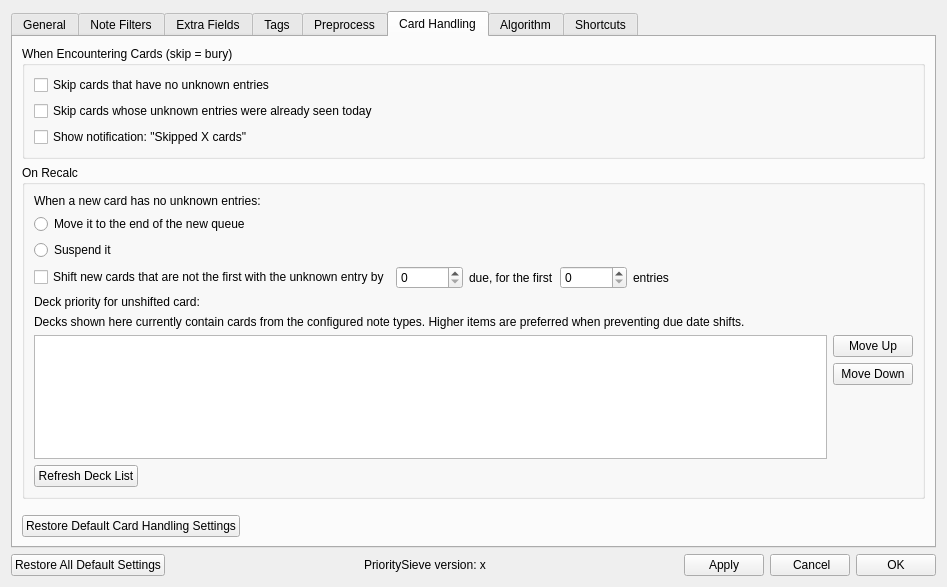
Old version of the form prioritysieve/ui/settings_dialog.ui in the repository travv0/prioritysieve.
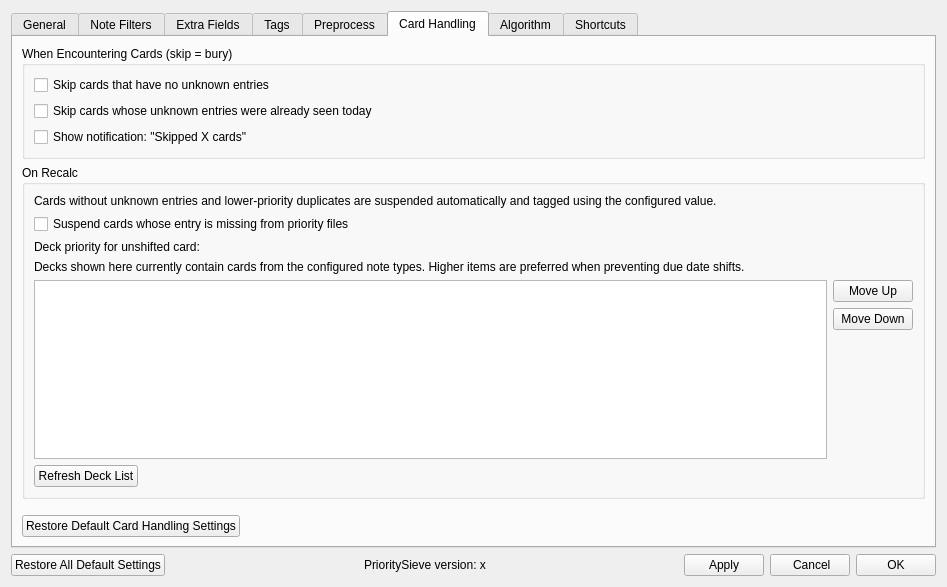
New version of the form. The open tabs and pages were chosen to show the change.

Commit message: Refine auto suspension handling

```diff
--- a/prioritysieve/ui/settings_dialog.ui
+++ b/prioritysieve/ui/settings_dialog.ui
@@ -876,80 +876,22 @@
            </property>
            <layout class="QVBoxLayout" name="verticalLayout_20">
             <item>
-             <layout class="QVBoxLayout" name="verticalLayout_knownEntryHandling">
-              <item>
-               <widget class="QLabel" name="label_knownEntryHandling">
-                <property name="text">
-                 <string>When a new card has no unknown entries:</string>
-                </property>
-               </widget>
-              </item>
-              <item>
-               <widget class="QRadioButton" name="knownEntryMoveRadioButton">
-                <property name="text">
-                 <string>Move it to the end of the new queue</string>
-                </property>
-               </widget>
-              </item>
-              <item>
-               <widget class="QRadioButton" name="knownEntrySuspendRadioButton">
-                <property name="text">
-                 <string>Suspend it</string>
-                </property>
-               </widget>
-              </item>
-             </layout>
+             <widget class="QLabel" name="autoSuspendBehaviorLabel">
+              <property name="text">
+               <string>Cards without unknown entries and lower-priority duplicates are suspended automatically and tagged using the configured value.</string>
+              </property>
+              <property name="wordWrap">
+               <bool>true</bool>
+              </property>
+             </widget>
             </item>
             <item>
-             <layout class="QHBoxLayout" name="horizontalLayout_13">
-              <item>
-               <widget class="QCheckBox" name="shiftNewCardsCheckBox">
-                <property name="text">
-                 <string>Shift new cards that are not the first with the unknown entry by</string></property>
-               </widget>
-              </item>
-              <item>
-               <widget class="QSpinBox" name="dueOffsetSpinBox">
-                <property name="maximum">
-                 <number>500000</number>
-                </property>
-               </widget>
-              </item>
-              <item>
-               <widget class="QLabel" name="label_20">
-                <property name="text">
-                 <string>due, for the first</string>
-                </property>
-               </widget>
-              </item>
-              <item>
-               <widget class="QSpinBox" name="offsetFirstMorphsSpinBox">
-                <property name="maximum">
-                 <number>999999</number>
-                </property>
-               </widget>
-              </item>
-              <item>
-               <widget class="QLabel" name="label_21">
-                <property name="text">
-                 <string>entries</string></property>
-               </widget>
-              </item>
-              <item>
-               <spacer name="horizontalSpacer_10">
-                <property name="orientation">
-                 <enum>Qt::Horizontal</enum>
-                </property>
-                <property name="sizeHint" stdset="0">
-                 <size>
-                  <width>40</width>
-                  <height>20</height>
-                 </size>
-                </property>
-               </spacer>
-              </item>
-            </layout>
-           </item>
+             <widget class="QCheckBox" name="autoSuspendUnlistedEntriesCheckBox">
+              <property name="text">
+               <string>Suspend cards whose entry is missing from priority files</string>
+              </property>
+             </widget>
+            </item>
           <item>
            <layout class="QVBoxLayout" name="verticalLayout_priorityDecks">
             <item>
```
Left out of the diff: 7 changed lines with no effect on the pictures. The commit also changes 15 other files.
